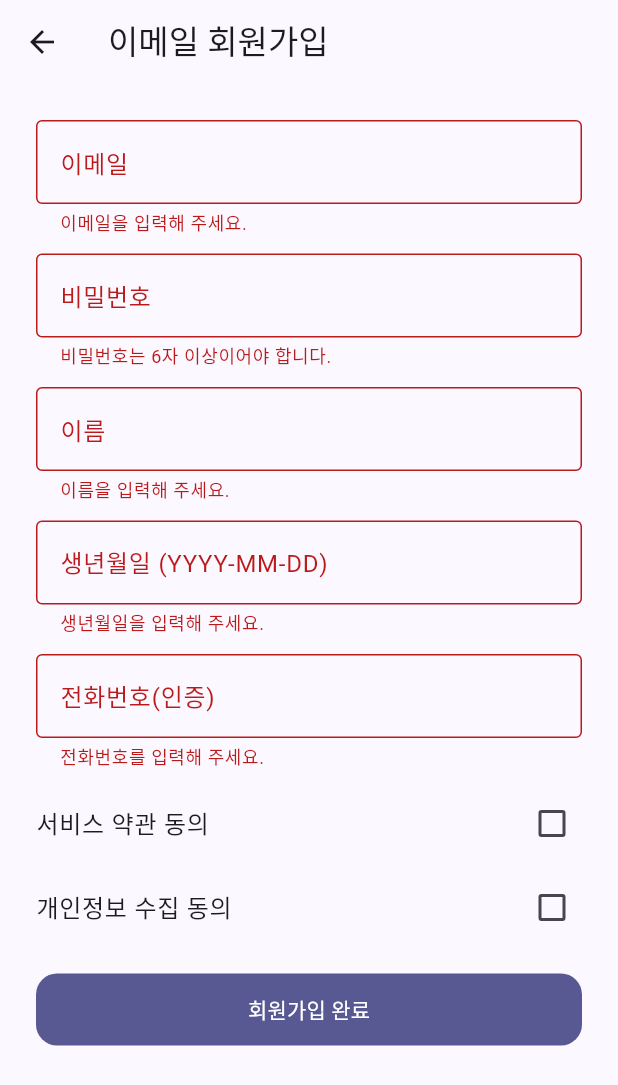
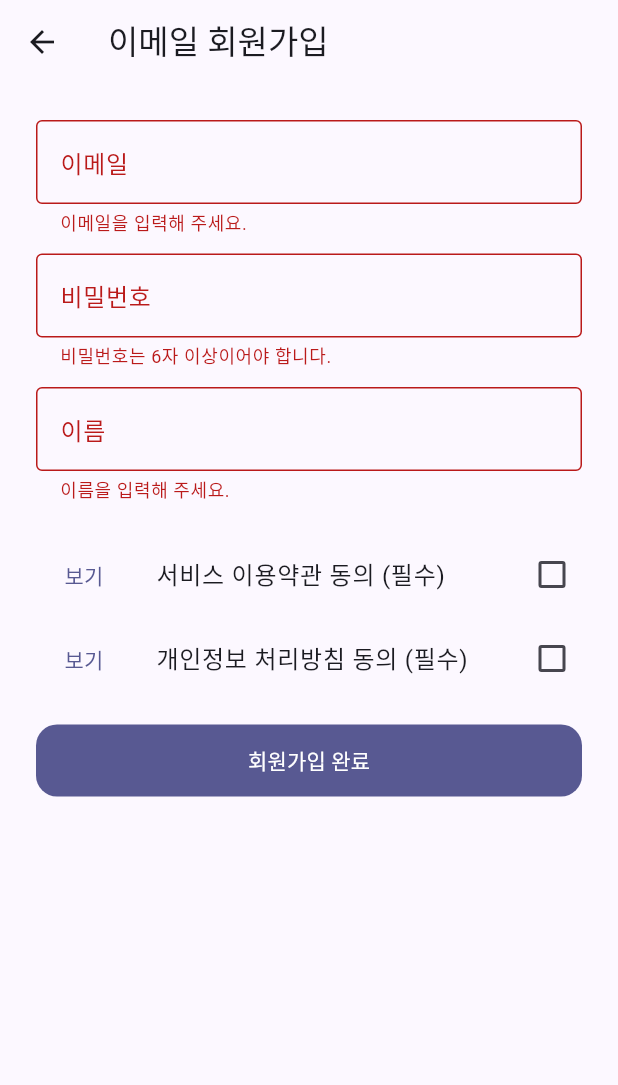
Before and after one commit to qjatjr48724/todays-language, a Flutter app: the EmailRegisterScreen screen opened directly, after a tap on "회원가입 완료", on a phone screen of 412 x 824 dp. Shown: the top 1085 px of the screen. Run offline on Flutter 3.47's test engine with Material 3 defaults, Android fonts, the light colour scheme and no system bars; our stand-ins replace cloud_firestore, cloud_functions, firebase_auth, firebase_core, google_sign_in, sign_in_with_apple; accounts and stored records are empty.

Commit message:
feat(auth): 이메일 회원가입 동의 포맷(version+agreedAt) 확정 및 전문 보기 추가 - terms/privacy를 버전+동의시각 구조로 저장 - 약관/개인정보 전문 보기 다이얼로그 제공 - 레거시 개인정보 필드 저장 제거

```diff
--- a/app/mobile/lib/screens/email_register_screen.dart
+++ b/app/mobile/lib/screens/email_register_screen.dart
@@ -16,20 +16,19 @@ class _EmailRegisterScreenState extends State<EmailRegisterScreen> {
   final _emailController = TextEditingController();
   final _passwordController = TextEditingController();
   final _nameController = TextEditingController();
-  final _birthController = TextEditingController();
-  final _phoneController = TextEditingController();
   bool _agreeTerms = false;
   bool _agreePrivacy = false;
   bool _loading = false;
   String? _errorMessage;
+
+  static const _termsVersion = '2026-04-10';
+  static const _privacyVersion = '2026-04-10';
 
   @override
   void dispose() {
     _emailController.dispose();
     _passwordController.dispose();
     _nameController.dispose();
-    _birthController.dispose();
-    _phoneController.dispose();
     super.dispose();
   }
 
@@ -53,11 +52,15 @@ class _EmailRegisterScreenState extends State<EmailRegisterScreen> {
         await ensureUserProfileDocument(credential.user!);
         await FirebaseFirestore.instance.collection('users').doc(credential.user!.uid).set({
           'displayName': _nameController.text.trim(),
-          'birthDate': _birthController.text.trim(),
-          'phoneNumber': _phoneController.text.trim(),
-          'termsAgreed': true,
-          'privacyAgreed': true,
-          'registerMethod': 'email',
+          // 이용동의/개인정보 동의 포맷(버전+시각) 확정
+          'terms': {
+            'version': _termsVersion,
+            'agreedAt': FieldValue.serverTimestamp(),
+          },
+          'privacy': {
+            'version': _privacyVersion,
+            'agreedAt': FieldValue.serverTimestamp(),
+          },
           'updatedAt': FieldValue.serverTimestamp(),
         }, SetOptions(merge: true));
       }
@@ -114,37 +117,36 @@ class _EmailRegisterScreenState extends State<EmailRegisterScreen> {
                   validator: (v) => (v?.trim().isEmpty ?? true) ? '이름을 입력해 주세요.' : null,
                 ),
                 const SizedBox(height: 12),
-                TextFormField(
-                  controller: _birthController,
-                  keyboardType: TextInputType.datetime,
-                  decoration: const InputDecoration(
-                    labelText: '생년월일 (YYYY-MM-DD)',
-                    border: OutlineInputBorder(),
-                  ),
-                  validator: (v) => (v?.trim().isEmpty ?? true) ? '생년월일을 입력해 주세요.' : null,
-                ),
-                const SizedBox(height: 12),
-                TextFormField(
-                  controller: _phoneController,
-                  keyboardType: TextInputType.phone,
-                  decoration: const InputDecoration(
-                    labelText: '전화번호(인증)',
-                    border: OutlineInputBorder(),
-                  ),
-                  validator: (v) => (v?.trim().isEmpty ?? true) ? '전화번호를 입력해 주세요.' : null,
-                ),
                 const SizedBox(height: 8),
                 CheckboxListTile(
                   value: _agreeTerms,
                   onChanged: (v) => setState(() => _agreeTerms = v ?? false),
                   contentPadding: EdgeInsets.zero,
-                  title: const Text('서비스 약관 동의'),
+                  title: const Text('서비스 이용약관 동의 (필수)'),
+                  secondary: TextButton(
+                    onPressed: () => _showConsentText(
+                      context,
+                      title: '서비스 이용약관',
+                      version: _termsVersion,
+                      body: _termsText,
+                    ),
+                    child: const Text('보기'),
+                  ),
                 ),
                 CheckboxListTile(
                   value: _agreePrivacy,
                   onChanged: (v) => setState(() => _agreePrivacy = v ?? false),
                   contentPadding: EdgeInsets.zero,
-                  title: const Text('개인정보 수집 동의'),
+                  title: const Text('개인정보 처리방침 동의 (필수)'),
+                  secondary: TextButton(
+                    onPressed: () => _showConsentText(
+                      context,
+                      title: '개인정보 처리방침',
+                      version: _privacyVersion,
+                      body: _privacyText,
+                    ),
+                    child: const Text('보기'),
+                  ),
                 ),
                 if (_errorMessage != null) ...[
                   const SizedBox(height: 8),
@@ -170,6 +172,59 @@ class _EmailRegisterScreenState extends State<EmailRegisterScreen> {
   }
 }
 
+Future<void> _showConsentText(
+  BuildContext context, {
+  required String title,
+  required String version,
+  required String body,
+}) async {
+  await showDialog<void>(
+    context: context,
+    builder: (context) {
+      return AlertDialog(
+        title: Text('$title (v$version)'),
+        content: SingleChildScrollView(child: Text(body)),
+        actions: [
+          TextButton(
+            onPressed: () => Navigator.of(context).pop(),
+            child: const Text('닫기'),
+          ),
+        ],
+      );
+    },
+  );
+}
+
+const String _termsText = '''
+[서비스 이용약관]
+
+1. 목적
+본 약관은 Today's Language(이하 “서비스”) 이용과 관련한 권리·의무 및 책임사항을 규정합니다.
+
+2. 계정
+- 사용자는 이메일 또는 소셜 로그인을 통해 계정을 생성할 수 있습니다.
+- 계정 정보는 서비스 제공 및 보안, 고객지원 목적에 사용됩니다.
+
+3. 서비스 제공 및 변경
+- 서비스는 기능 개선을 위해 일부 내용을 변경할 수 있습니다.
+
+4. 금지행위
+- 부정 사용, 자동화된 접근, 서비스 운영을 방해하는 행위는 금지됩니다.
+''';
+
+const String _privacyText = '''
+[개인정보 처리방침]
+
+1. 수집 항목
+- 필수: 계정 식별자(uid), 이메일, 표시 이름(선택), 로그인 제공자, 언어 설정, 타임존, 학습 진도 데이터
+
+2. 이용 목적
+- 로그인/계정관리, 학습 콘텐츠 제공, 진행률 저장 및 동기화, 고객지원, 서비스 품질 개선
+
+3. 제3자 제공
+- 원칙적으로 제3자에게 제공하지 않습니다. 단, 법령에 의한 요청이 있는 경우 예외가 있을 수 있습니다.
+''';
+
 String _messageForAuthException(FirebaseAuthException e) {
   switch (e.code) {
     case 'invalid-email':
```
